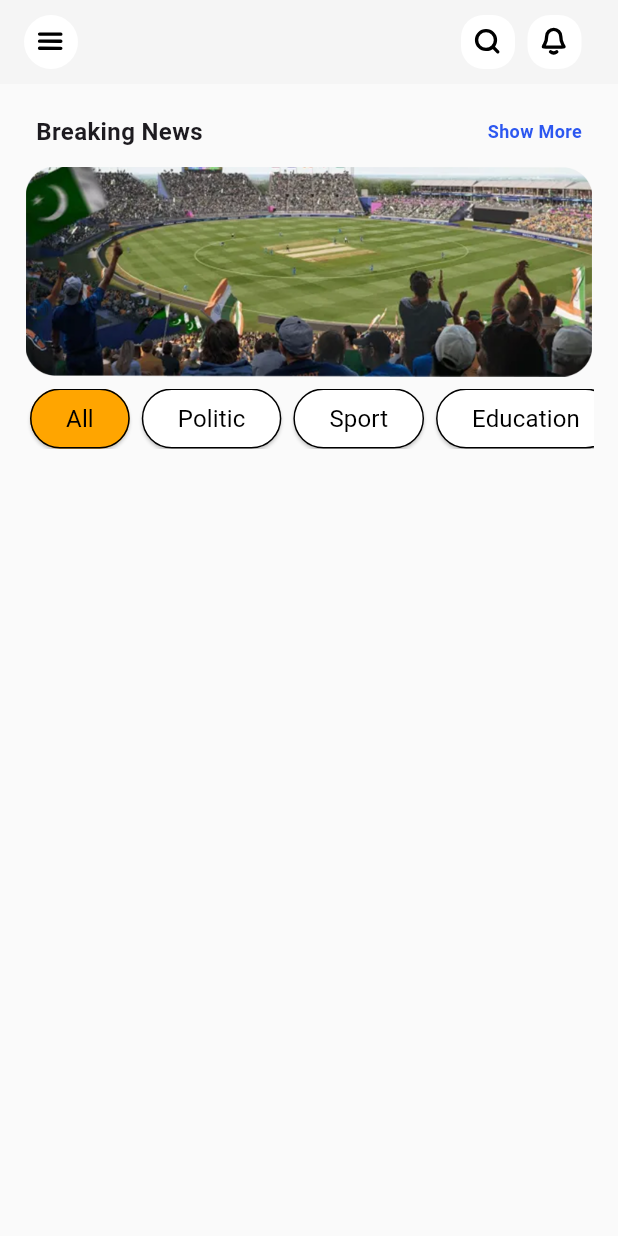
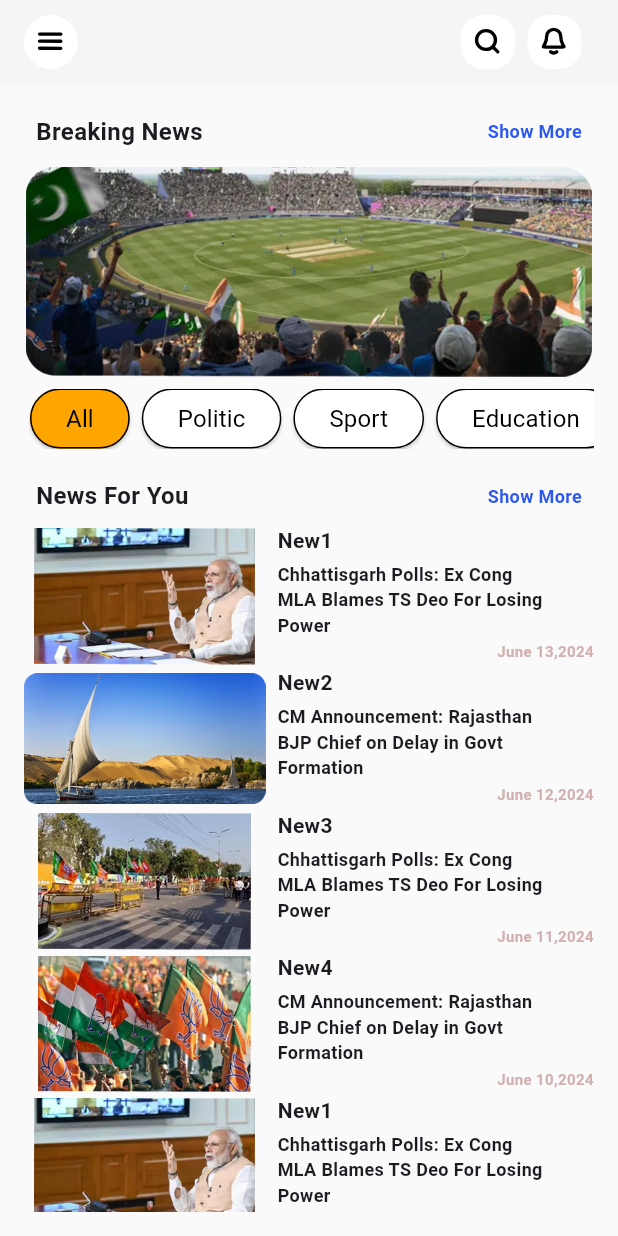
Before and after one commit to MostafaEdrees11/Insight360_News_Flutter_App_with_Rest_API, a Flutter app: the screen it shows after launch, on a phone screen of 412 x 824 dp. Run offline on Flutter 3.47's test engine with Material 3 defaults, Android fonts, the phone set to English and light mode, and no system bars; our stand-ins replace flutter_svg.

Commit message:
feat(HomeScreen): implement the 2nd half of the HomeScreen
- use ListView to build a list of news from the new_item widget.
- we pass to ListView a list of news that has news details.
- each new should have image, title, description, date.

```diff
--- a/lib/features/home/view.dart
+++ b/lib/features/home/view.dart
@@ -3,6 +3,7 @@ import 'package:flutter_svg/flutter_svg.dart';
 import 'package:insight360_project/core/resources/app_colors.dart';
 import 'package:insight360_project/core/resources/app_images.dart';
 import 'package:insight360_project/features/widgets/elvated_button.dart';
+import 'package:insight360_project/features/widgets/new_item.dart';
 
 class NewsCategoryDetails {
   String content;
@@ -10,6 +11,15 @@ class NewsCategoryDetails {
   Color contentColor;
 
   NewsCategoryDetails(this.content, this.backgroundColor, this.contentColor);
+}
+
+class NewDetails {
+  String image;
+  String title;
+  String description;
+  String date;
+
+  NewDetails(this.image, this.title, this.description, this.date);
 }
 
 class HomeScreen extends StatelessWidget {
@@ -20,6 +30,57 @@ class HomeScreen extends StatelessWidget {
     NewsCategoryDetails("Politic", Colors.white, Colors.black),
     NewsCategoryDetails("Sport", Colors.white, Colors.black),
     NewsCategoryDetails("Education", Colors.white, Colors.black),
+  ];
+
+  List<NewDetails> news = [
+    NewDetails(
+      AppImages.rect1Image,
+      "New1",
+      "Chhattisgarh Polls: Ex Cong \nMLA Blames TS Deo For Losing \nPower",
+      "June 13,2024",
+    ),
+    NewDetails(
+      AppImages.rect2Image,
+      "New2",
+      "CM Announcement: Rajasthan \nBJP Chief on Delay in Govt \nFormation",
+      "June 12,2024",
+    ),
+    NewDetails(
+      AppImages.rect3Image,
+      "New3",
+      "Chhattisgarh Polls: Ex Cong \nMLA Blames TS Deo For Losing \nPower",
+      "June 11,2024",
+    ),
+    NewDetails(
+      AppImages.rect4Image,
+      "New4",
+      "CM Announcement: Rajasthan \nBJP Chief on Delay in Govt \nFormation",
+      "June 10,2024",
+    ),
+    NewDetails(
+      AppImages.rect1Image,
+      "New1",
+      "Chhattisgarh Polls: Ex Cong \nMLA Blames TS Deo For Losing \nPower",
+      "June 13,2024",
+    ),
+    NewDetails(
+      AppImages.rect2Image,
+      "New2",
+      "CM Announcement: Rajasthan \nBJP Chief on Delay in Govt \nFormation",
+      "June 12,2024",
+    ),
+    NewDetails(
+      AppImages.rect3Image,
+      "New3",
+      "Chhattisgarh Polls: Ex Cong \nMLA Blames TS Deo For Losing \nPower",
+      "June 11,2024",
+    ),
+    NewDetails(
+      AppImages.rect4Image,
+      "New4",
+      "CM Announcement: Rajasthan \nBJP Chief on Delay in Govt \nFormation",
+      "June 10,2024",
+    ),
   ];
 
   @override
@@ -127,7 +188,39 @@ class HomeScreen extends StatelessWidget {
                 ),
               ),
             ),
-            SizedBox(height: 8),
+            SizedBox(height: 16),
+            Container(
+              padding: EdgeInsets.symmetric(horizontal: 8, vertical: 4),
+              child: Row(
+                mainAxisAlignment: MainAxisAlignment.spaceBetween,
+                children: [
+                  Text(
+                    "News For You",
+                    style: TextStyle(fontSize: 16, fontWeight: FontWeight.w600),
+                  ),
+                  Text(
+                    "Show More",
+                    style: TextStyle(
+                      color: AppColors.secondaryColor,
+                      fontSize: 12,
+                      fontWeight: FontWeight.w600,
+                    ),
+                  ),
+                ],
+              ),
+            ),
+            SizedBox(height: 4),
+            Expanded(
+              child: ListView.builder(
+                itemCount: news.length,
+                itemBuilder: (context, index) => NewItem(
+                  newImage: news[index].image,
+                  newTitle: news[index].title,
+                  newDescription: news[index].description,
+                  newDate: news[index].date,
+                ),
+              ),
+            ),
           ],
         ),
       ),
```
